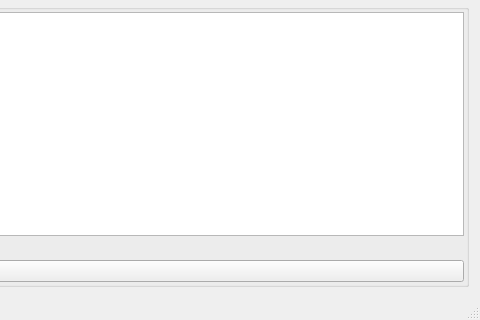
First picture: the form in MainWindow.ui, repository RADEON73/Iec104Client, before the edit; both pictures show x 599 to 1079 and y 426 to 746 of the 1079 by 746 pixel window.
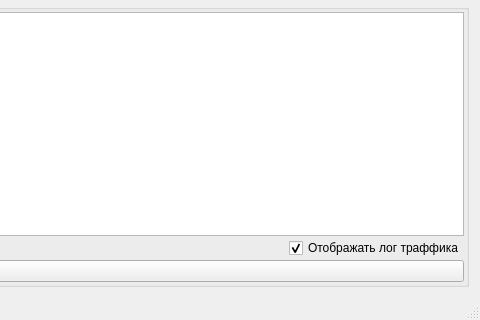
Second picture: the form after the edit. Icons and pictures are not drawn.

Commit message: Добавляю возможность скрыть лог траффика для удобной визуализации [ПРОМЕЖУТОЧНОЕ]

Diff of the .ui file:
```diff
--- a/MainWindow.ui
+++ b/MainWindow.ui
@@ -526,7 +526,23 @@
           </property>
          </widget>
         </item>
-        <item row="0" column="0">
+        <item row="1" column="1">
+         <widget class="QCheckBox" name="cb_LogTraffic">
+          <property name="sizePolicy">
+           <sizepolicy hsizetype="Maximum" vsizetype="Fixed">
+            <horstretch>0</horstretch>
+            <verstretch>0</verstretch>
+           </sizepolicy>
+          </property>
+          <property name="text">
+           <string>Отображать лог траффика</string>
+          </property>
+          <property name="checked">
+           <bool>true</bool>
+          </property>
+         </widget>
+        </item>
+        <item row="0" column="0" colspan="2">
          <widget class="QPlainTextEdit" name="pte_LogData">
           <property name="font">
            <font>
@@ -548,7 +564,7 @@
           </property>
          </widget>
         </item>
-        <item row="2" column="0">
+        <item row="2" column="0" colspan="2">
          <widget class="QPushButton" name="pb_LogCopy">
           <property name="text">
            <string>Копировать лог</string>
```
The commit also changes 7 other files.
